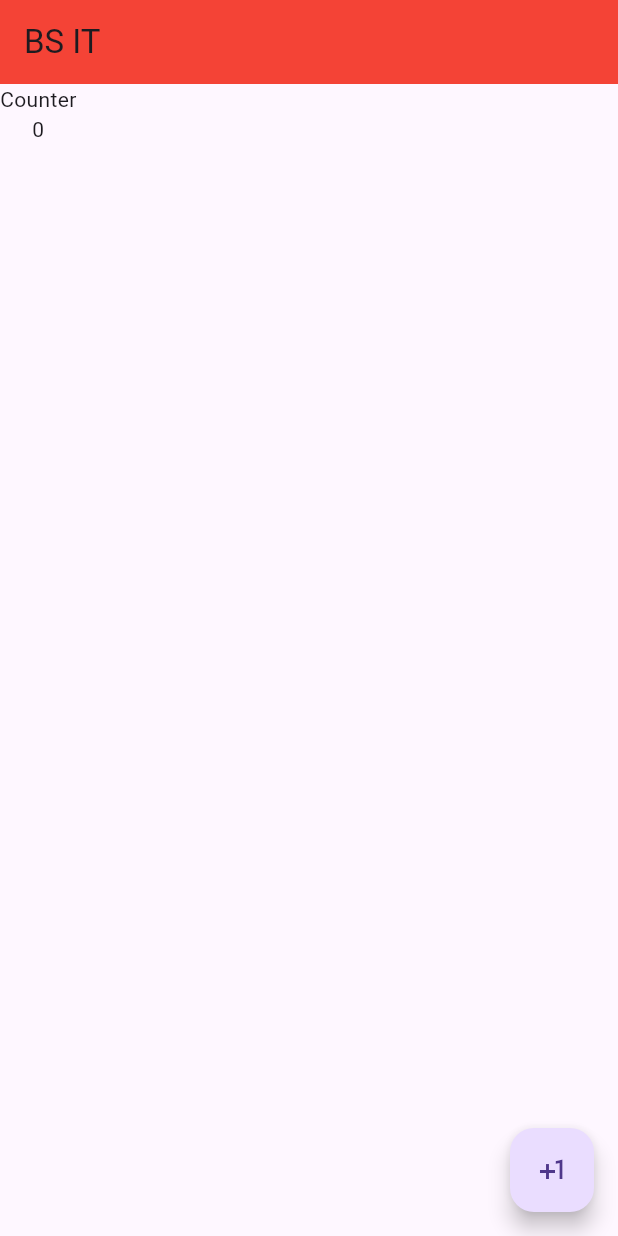
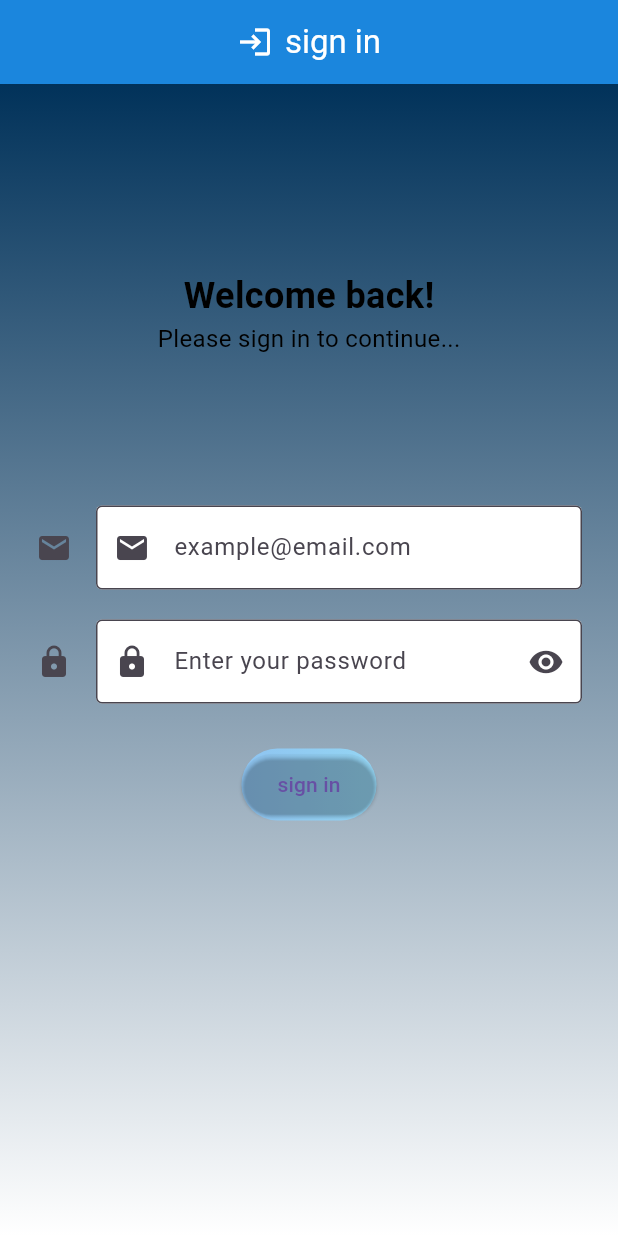
Before and after one commit to a12reeb12-hue/travel-dna, a Flutter app: the screen it shows after launch, on a phone screen of 412 x 824 dp. Run offline on Flutter 3.47's test engine with Material 3 defaults, Android fonts, the phone set to English and light mode, and no system bars.

Commit message:
colourful login

```diff
--- a/lib/main.dart
+++ b/lib/main.dart
@@ -1,45 +1,138 @@
 import 'package:flutter/material.dart';
 
 void main() {
-  runApp(const MyApp());
+  runApp( MyApp());
 }
 
-class MyApp extends StatefulWidget {
-  const MyApp({super.key});
-
-  @override
-  State<MyApp> createState() => _MyAppState();
-}
-
-class _MyAppState extends State<MyApp> {
-  int counter=0;
-
-
+class MyApp extends StatelessWidget {
+   const MyApp({super.key});
   @override
   Widget build(BuildContext context) {
     return MaterialApp(
       home: Scaffold(
         appBar: AppBar(
-          title: const Text("BS IT"),
-          backgroundColor: Colors.red,
-        ),
-        body: Column(
-          children: [
-            Text("Counter"),
-             Text("$counter"),
-
-          ],
 
 
+          backgroundColor: const Color.fromARGB(255, 27, 134, 221),
+          foregroundColor: Colors.white,
+          centerTitle: true,
+
+          title: Row(
+            mainAxisSize: MainAxisSize.min,
+            children: [
+              Icon(Icons.login),
+              SizedBox(width: 8),
+              Text('sign in'),
+
+            ],
+
+          )
+
+        ),
+        body: Container(
+
+           width: double.infinity,
+           height: double.infinity,
+         decoration: BoxDecoration(
+            gradient: LinearGradient(
+              begin: Alignment.topCenter,
+              end: Alignment.bottomCenter,
+              colors: [
+                const Color.fromARGB(255, 1, 50, 90),
+                Colors.white,
+              ],
+            ),
+          ),
+         child: Padding(
+           padding: const EdgeInsets.all(24.0),
+           child: Column (
+
+            children: [
+              SizedBox(height: 100),
+              Text(
+              'Welcome back!',
+            style: TextStyle(
+              fontSize: 24,
+              fontWeight: FontWeight.bold,
+               color: Colors.black),
+               ),
+               Text(
+              'Please sign in to continue...',
+            style: TextStyle(
+              fontSize: 16,
+              color: Colors.black,
+
+            )
+
+               ),
+               SizedBox(height: 100),
+               TextField(
+                decoration: InputDecoration(
+                  fillColor: Colors.white,
+                  filled: true,
+                  prefixIcon: Icon(Icons.email),
+                  hintText: 'example@email.com',
+                  icon: Icon(Icons.email),
+
+                  border: OutlineInputBorder(
+                    borderSide: BorderSide(
+                      color: Colors.black,
+                    ),
+                  ),
                 ),
-                floatingActionButton: FloatingActionButton(onPressed: (){
-setState(() {
-  counter++;
-});
-                }, child: Icon(Icons.plus_one)
+
+               ),
+                SizedBox(height: 20),
+                TextField(
+                  decoration: InputDecoration(
+                    fillColor: Colors.white,
+                    filled: true,
+                    prefixIcon: Icon(Icons.lock),
+                    suffixIcon: Icon(Icons.visibility),
+                    hintText: 'Enter your password',
+                    icon: Icon(Icons.lock),
+
+                    border: OutlineInputBorder(
+                      borderSide: BorderSide(
+                        color: Colors.black,
+                      ),
+                    ),
+                  ),
+                  obscureText: true,
                 ),
+                SizedBox(height: 30),
+            Container(
+              decoration: BoxDecoration(
+                borderRadius: BorderRadius.circular(50),
+                gradient: LinearGradient( colors:
+                  [
+                    const Color.fromARGB(255, 142, 196, 241),
+                    const Color.fromARGB(255, 148, 213, 243)
+                  ]
+                )
               ),
-            );
+              child: ElevatedButton(
+                 style: ElevatedButton.styleFrom(
+                   backgroundColor: Colors.transparent,
+
+                 ),
+                onPressed: () { },
+                child: Text(
+                  'sign in'
+                ),
+
+
+                         ),
+            )
+            ]
+
+
+
+                   ),
+         )
+      ),
+      )
+    );
 
   }
 }
```
